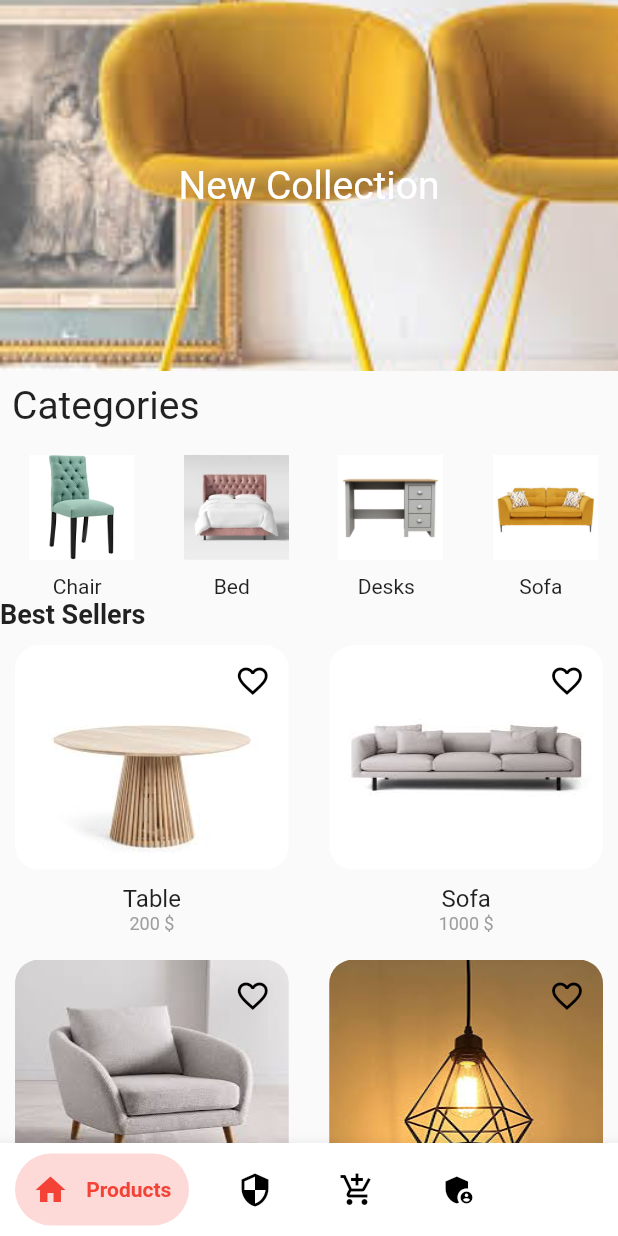
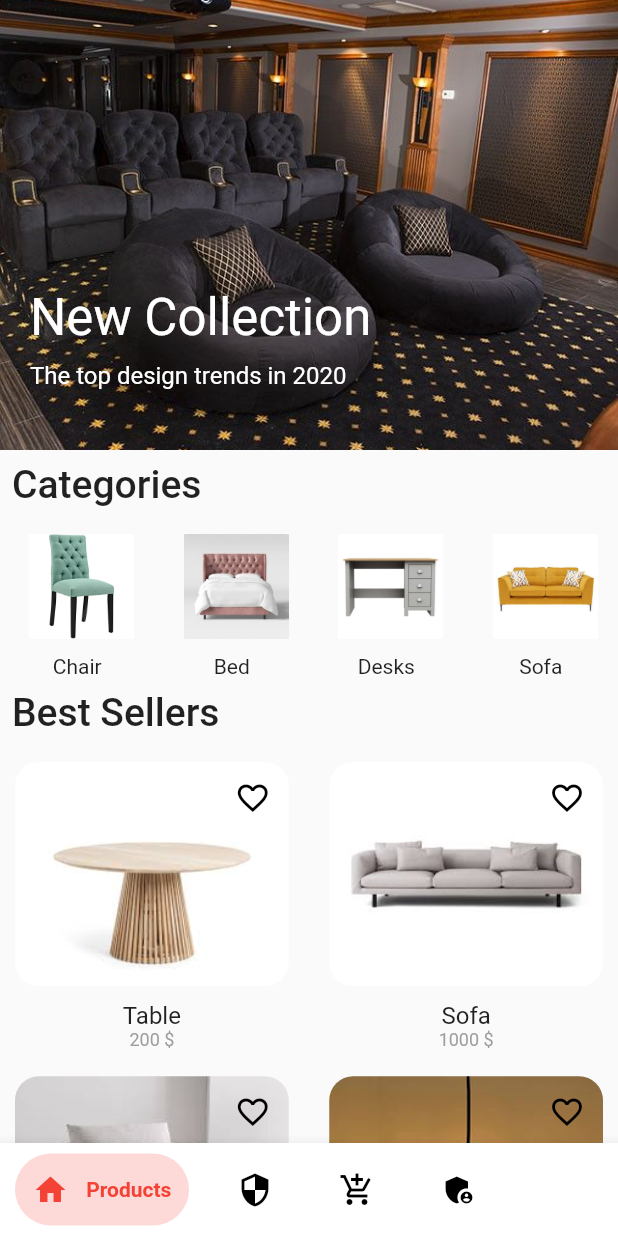
Before and after one commit to skanderzoghlami/E-commerce-app, a Flutter app: the screen it shows after launch, on a phone screen of 412 x 824 dp. Run offline on Flutter 3.47's test engine with Material 2 defaults, Android fonts, the phone set to English and light mode, and no system bars; drawn by our look-alikes of bubble_bottom_bar; our stand-ins replace carousel_pro, expandable.

Commit message:
UI Improvements

```diff
--- a/lib/models/product.dart
+++ b/lib/models/product.dart
@@ -66,6 +66,9 @@ class _MyState extends State<Product> {
             child: Align(
               alignment: Alignment.topRight,
               child: IconButton(
+                splashColor: Colors.transparent,
+                highlightColor: Colors.transparent,
+                focusColor: Colors.transparent,
                 icon: isFav
                     ? Icon(Icons.favorite, color: Colors.red)
                     : Icon(Icons.favorite_outline, color: Colors.black),
--- a/lib/ui/Screens/product_list.dart
+++ b/lib/ui/Screens/product_list.dart
@@ -11,17 +11,24 @@ class ProductList extends StatelessWidget {
   Widget build(BuildContext context) {
     return MaterialApp(
       home: Scaffold(
-        body: SingleChildScrollView(
+        body: SafeArea(
+          child: SingleChildScrollView(
             child: Column(
               children: [
                 Cover('assets/imagesproduct/pdc4.jpg', 'New Collection'),
                 Categories(),
                 Row(
                   children: [
-                  Text(
+                    Container(
+                      padding: const EdgeInsets.all(8.0),
+                      child: Text(
                         'Best Sellers',
                         textAlign: TextAlign.left,
-                    style: TextStyle(fontWeight: FontWeight.bold, fontSize: 18),
+                        style: TextStyle(
+                          fontSize: 26,
+                          fontWeight: FontWeight.w500,
+                        ),
+                      ),
                     ),
                   ],
                 ),
@@ -35,6 +42,7 @@ class ProductList extends StatelessWidget {
             ),
           ),
         ),
+      ),
     );
   }
 }
--- a/lib/ui/Widgets/categories.dart
+++ b/lib/ui/Widgets/categories.dart
@@ -16,7 +16,10 @@ class Categories extends StatelessWidget {
               child: Text(
                 'Categories',
                 textAlign: TextAlign.left,
-                style: TextStyle(fontSize: 26),
+                style: TextStyle(
+                  fontSize: 26,
+                  fontWeight: FontWeight.w500,
+                ),
               ),
             ),
             Row(
--- a/lib/ui/Widgets/cover.dart
+++ b/lib/ui/Widgets/cover.dart
@@ -10,14 +10,52 @@ class Cover extends StatelessWidget {
         //width: 300,
         //height: 300,
         //child:
-        Stack(alignment: Alignment.center, children: <Widget>[
+        Stack(children: <Widget>[
       Container(
         //height: MediaQuery.of(context).size.height * 0.4,
-        height: MediaQuery.of(context).size.height * 0.3,
+        //height: MediaQuery.of(context).size.height * 0.3,
+        height: 300,
         width: double.infinity,
-        child: Image(
-          image: AssetImage(img),
-          fit: BoxFit.fitWidth,
+        decoration: BoxDecoration(
+          image: DecorationImage(
+            image: AssetImage(img),
+            fit: BoxFit.cover,
+          ),
+        ),
+        child: Container(
+          child: Column(
+            crossAxisAlignment: CrossAxisAlignment.start,
+            mainAxisAlignment: MainAxisAlignment.end,
+            children: [
+              Container(
+                margin: EdgeInsets.only(
+                  bottom: 10,
+                  left: 20,
+                ),
+                child: Text(
+                  txt,
+                  style: TextStyle(
+                    fontSize: 34,
+                    color: Colors.white,
+                    fontWeight: FontWeight.w400,
+                  ),
+                ),
+              ),
+              Container(
+                margin: EdgeInsets.only(
+                  bottom: 40,
+                  left: 20,
+                ),
+                child: Text(
+                  "The top design trends in 2020",
+                  style: TextStyle(
+                    fontSize: 16,
+                    color: Colors.white,
+                  ),
+                ),
+              ),
+            ],
+          ),
         ),
       ),
       //child: Image.asset(img),
@@ -28,10 +66,6 @@ class Cover extends StatelessWidget {
         height: 300,
         width: double.infinity,*/
       //fit : BoxFit.cover,
-      Text(
-        txt,
-        style: TextStyle(fontSize: 26, color: Colors.white),
-      ),
     ]);
   }
 }
```
Also changed, not shown: assets/imagesproduct/pdc4 - Copy.jpg (added), assets/imagesproduct/pdc4.jpg, assets/imagesproduct/pdc4_2.jpg (added). Lines whose indentation alone changed are shown as unchanged.
